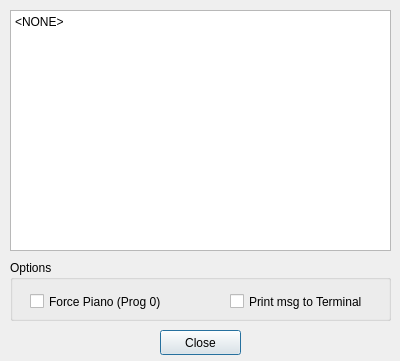
obook/I-like-Chopin, file src/informations.ui: the form before one commit.
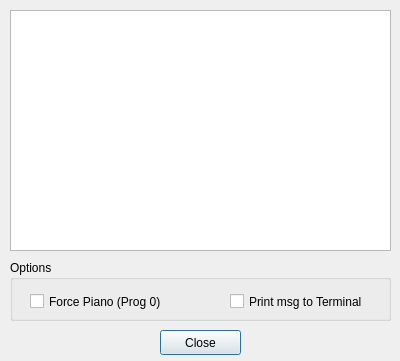
The form after the commit.

Commit message: QeditText changed to QTextBrowser in info box

Diff of the .ui file:
```diff
--- a/src/informations.ui
+++ b/src/informations.ui
@@ -26,29 +26,6 @@
     <string>Close</string>
    </property>
   </widget>
-  <widget class="QTextEdit" name="textEdit">
-   <property name="geometry">
-    <rect>
-     <x>10</x>
-     <y>10</y>
-     <width>381</width>
-     <height>241</height>
-    </rect>
-   </property>
-   <property name="readOnly">
-    <bool>true</bool>
-   </property>
-   <property name="html">
-    <string>&lt;!DOCTYPE HTML PUBLIC &quot;-//W3C//DTD HTML 4.0//EN&quot; &quot;http://www.w3.org/TR/REC-html40/strict.dtd&quot;&gt;
-&lt;html&gt;&lt;head&gt;&lt;meta name=&quot;qrichtext&quot; content=&quot;1&quot; /&gt;&lt;meta charset=&quot;utf-8&quot; /&gt;&lt;style type=&quot;text/css&quot;&gt;
-p, li { white-space: pre-wrap; }
-hr { height: 1px; border-width: 0; }
-li.unchecked::marker { content: &quot;\2610&quot;; }
-li.checked::marker { content: &quot;\2612&quot;; }
-&lt;/style&gt;&lt;/head&gt;&lt;body style=&quot; font-family:'Sans Serif'; font-size:9pt; font-weight:400; font-style:normal;&quot;&gt;
-&lt;p style=&quot; margin-top:0px; margin-bottom:0px; margin-left:0px; margin-right:0px; -qt-block-indent:0; text-indent:0px;&quot;&gt;&amp;lt;NONE&amp;gt;&lt;/p&gt;&lt;/body&gt;&lt;/html&gt;</string>
-   </property>
-  </widget>
   <widget class="QGroupBox" name="groupBox">
    <property name="geometry">
     <rect>
@@ -88,6 +65,16 @@
     </property>
    </widget>
   </widget>
+  <widget class="QTextBrowser" name="textBrowser">
+   <property name="geometry">
+    <rect>
+     <x>10</x>
+     <y>10</y>
+     <width>381</width>
+     <height>241</height>
+    </rect>
+   </property>
+  </widget>
  </widget>
  <resources/>
  <connections/>
```
The commit also changes 2 other files.
